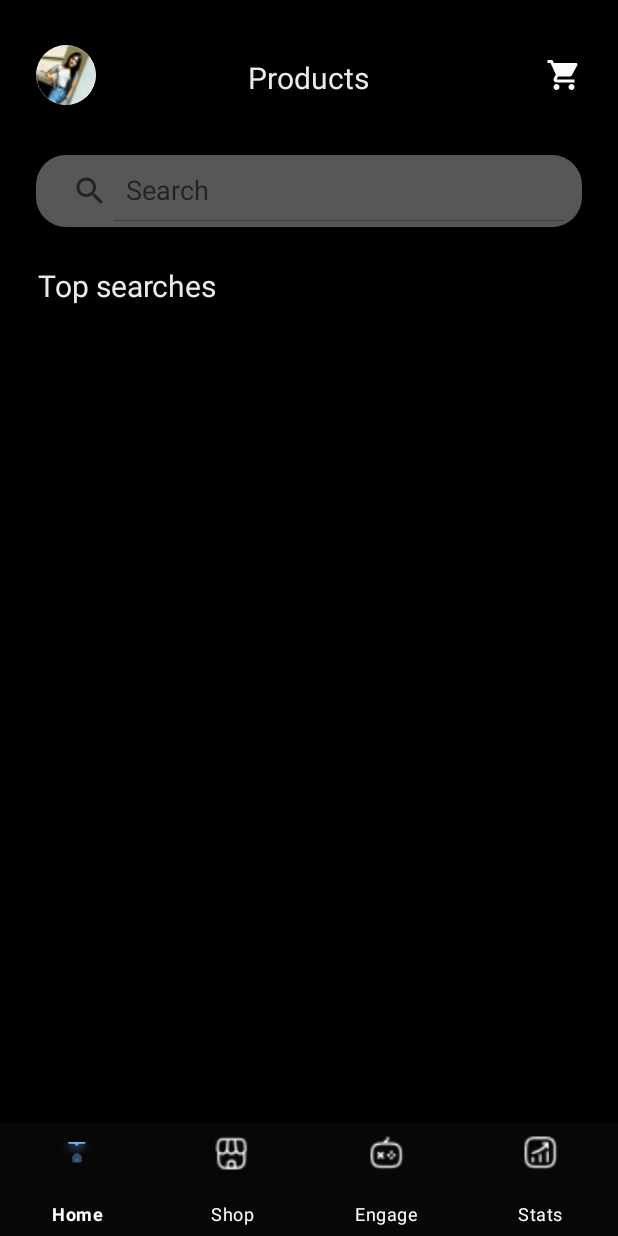
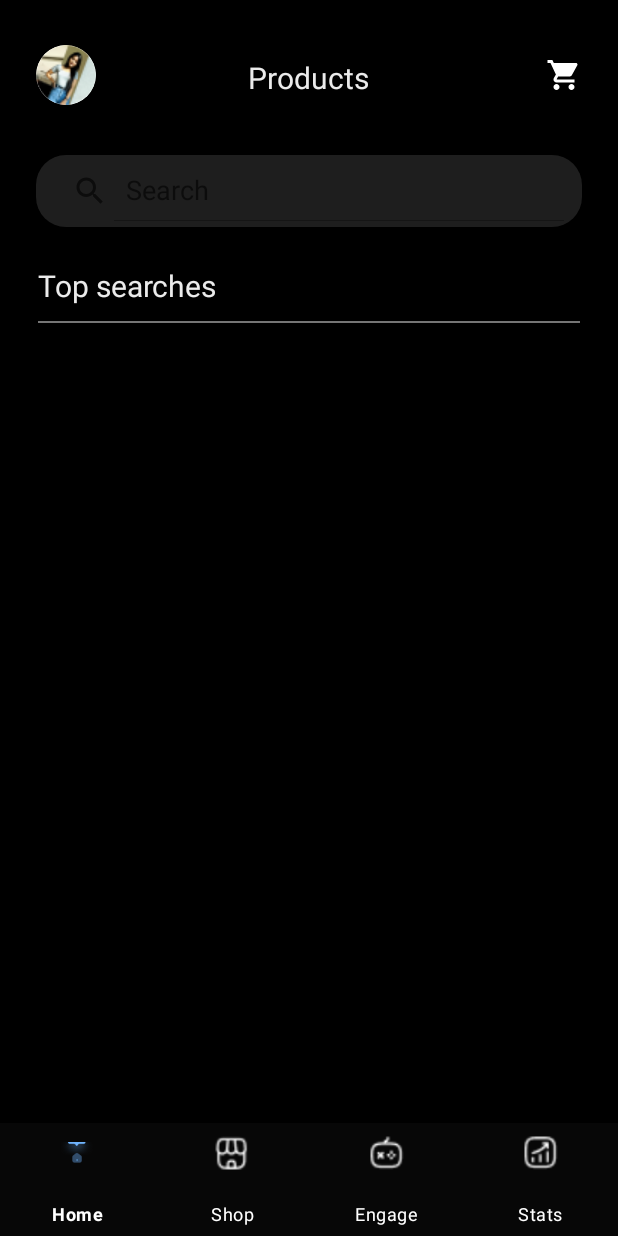
Before and after one commit to aristaAgarwal/ICC-Frontend, an Android app: the fragment ShopFragment placed in its activity, on a phone screen of 412 x 824 dp. Run offline under Robolectric (Android 15) with nearby library versions, the phone set to English and light mode, and no system bars; 14 statements that could not run were skipped.

Commit message:
"Changes"

```diff
--- a/app/src/main/res/layout/fragment_shop.xml
+++ b/app/src/main/res/layout/fragment_shop.xml
@@ -9,7 +9,8 @@
     <LinearLayout
         android:layout_width="match_parent"
         android:layout_height="match_parent"
-        android:orientation="vertical">
+        android:orientation="vertical"
+        android:nestedScrollingEnabled="true">
 
         <RelativeLayout
             android:layout_width="match_parent"
@@ -39,12 +40,14 @@
             android:padding="4dp"
             android:background="@drawable/search_bg"
             android:queryHint="Search"
+            android:backgroundTint="#57FFFFFF"
             android:layout_marginHorizontal="24dp"/>
 
         <LinearLayout
             android:layout_width="match_parent"
             android:layout_height="wrap_content"
-            android:layout_margin="25dp">
+            android:layout_marginHorizontal="25dp"
+            android:layout_marginTop="25dp">
 
             <TextView
                 android:layout_width="wrap_content"
@@ -59,14 +62,21 @@
                 android:layout_marginEnd="11dp"/>
         </LinearLayout>
 
+
+        <View
+            android:layout_width="match_parent"
+            android:layout_height="1dp"
+            android:layout_marginHorizontal="25dp"
+            android:layout_marginVertical="5dp"
+            android:background="@color/grey"/>
+
         <androidx.recyclerview.widget.RecyclerView
             android:id="@+id/products_rv"
             android:layout_marginTop="10dp"
             android:layout_width="match_parent"
             android:layout_height="wrap_content"
             android:layout_marginHorizontal="25dp"
-            android:layout_marginBottom="80dp"
-            android:nestedScrollingEnabled="true" />
+            android:layout_marginBottom="80dp" />
     </LinearLayout>
 
 
--- a/app/src/main/res/layout/product_card_layout.xml
+++ b/app/src/main/res/layout/product_card_layout.xml
@@ -11,6 +11,7 @@
     <androidx.cardview.widget.CardView
         android:layout_width="wrap_content"
         android:layout_height="wrap_content"
+        android:backgroundTint="@color/white"
         app:cardCornerRadius="10dp">
 
         <ImageView
@@ -23,7 +24,7 @@
     <TextView
         android:id="@+id/product_title"
         android:layout_width="wrap_content"
-        android:layout_height="wrap_content"
+        android:layout_height="40dp"
         android:layout_marginTop="5dp"
         android:fontFamily="@font/poppins_semibold"
         android:text="@string/mpl_sports"
@@ -79,6 +80,7 @@
             android:id="@+id/add_button"
             android:layout_width="wrap_content"
             android:layout_height="wrap_content"
+            android:backgroundTint="@color/white"
             app:cardCornerRadius="16dp">
 
             <TextView
--- a/app/src/main/res/values-night/themes.xml
+++ b/app/src/main/res/values-night/themes.xml
@@ -2,12 +2,12 @@
     <!-- Base application theme. -->
     <style name="Theme.Fintech" parent="Theme.MaterialComponents.DayNight.NoActionBar">
         <!-- Primary brand color. -->
-        <item name="colorPrimary">@color/purple_200</item>
-        <item name="colorPrimaryVariant">@color/purple_700</item>
-        <item name="colorOnPrimary">@color/black</item>
+        <item name="colorPrimary">@color/white</item>
+        <item name="colorPrimaryVariant">@color/icc_black</item>
+        <item name="colorOnPrimary">@color/white</item>
         <!-- Secondary brand color. -->
         <item name="colorSecondary">@color/teal_200</item>
-        <item name="colorSecondaryVariant">@color/teal_200</item>
+        <item name="colorSecondaryVariant">@color/teal_700</item>
         <item name="colorOnSecondary">@color/black</item>
         <!-- Status bar color. -->
         <item name="android:statusBarColor">?attr/colorPrimaryVariant</item>
```
